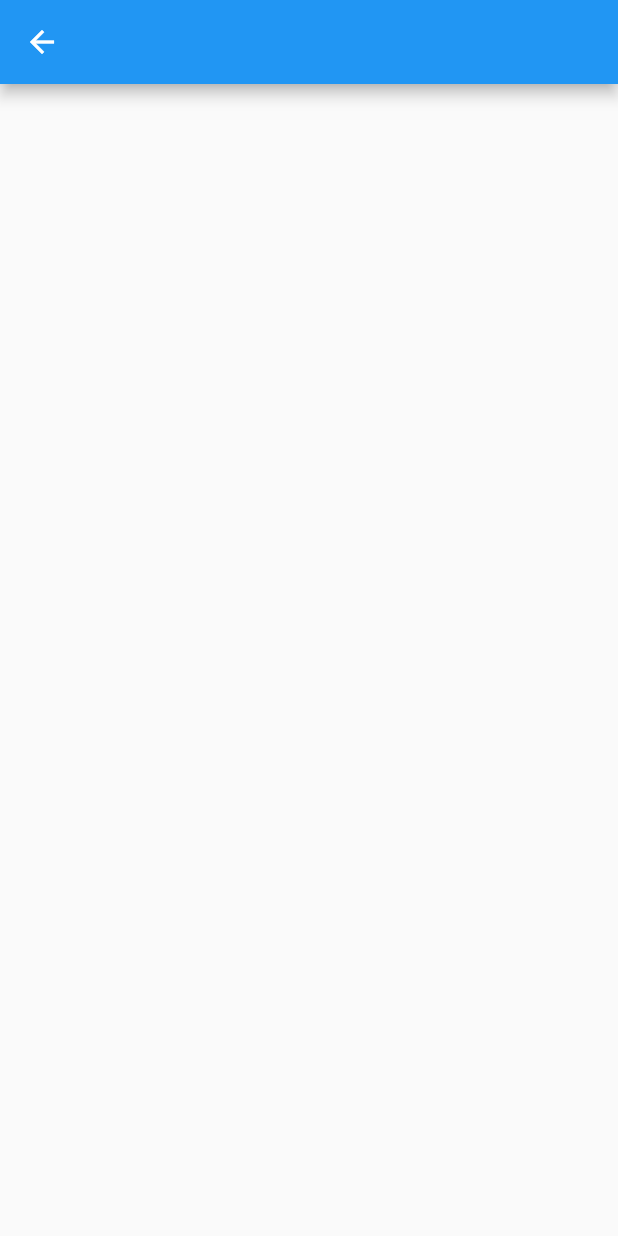
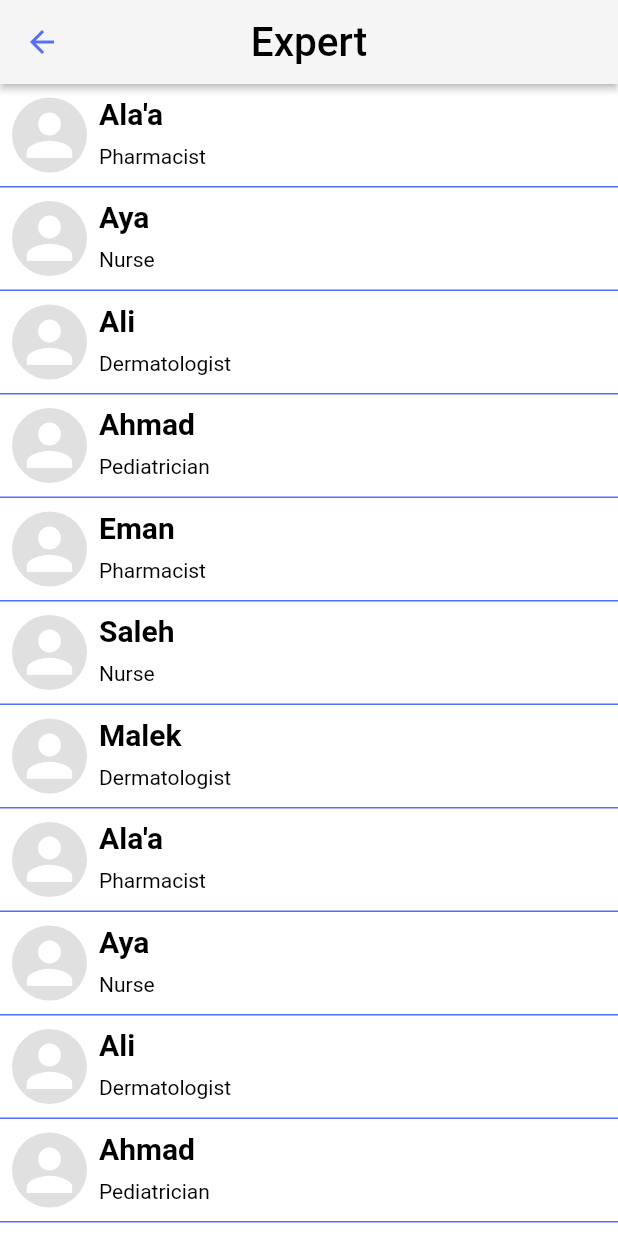
Before and after one commit to Ghofran122/hello_world, a Flutter app: the Expert screen opened directly, on a phone screen of 412 x 824 dp. Run offline on Flutter 3.47's test engine with Material 2 defaults, Android fonts, the phone set to English and light mode, and no system bars; our stand-ins replace dio, get.

Commit message:
Estishara App

```diff
--- /dev/null
+++ b/lib/config/server_config.dart
@@ -0,0 +1,5 @@
+class ServerConfig{
+  static const domainNameServer = 'http://127.0.0.1:8000';
+
+  static const SignupUser = '/api/user/register';
+}
--- /dev/null
+++ b/lib/models/expert/expert_model.dart
@@ -0,0 +1,6 @@
+class ExpertModel{
+  late String nameM;
+  final String experiancM;
+
+  ExpertModel({required this.nameM, required this.experiancM,});
+}
--- /dev/null
+++ b/lib/modules/estishara_app/consult_screen/consult_controller.dart
@@ -0,0 +1,5 @@
+import 'package:get/get.dart';
+
+class ConsultController extends GetxController{
+
+}
--- a/lib/modules/estishara_app/expert_screen/expert.dart
+++ b/lib/modules/estishara_app/expert_screen/expert.dart
@@ -1,14 +1,149 @@
 import 'package:flutter/material.dart';
+import 'package:get/get.dart';
+import 'package:hello_world/models/expert/expert_model.dart';
+import 'package:hello_world/modules/estishara_app/consult_screen/consult.dart';
+import 'package:hello_world/modules/estishara_app/expert_profile_screen/expert_profile.dart';
+import 'package:hello_world/modules/estishara_app/expert_screen/expert_controller.dart';
+import 'package:hello_world/shared/components/components.dart';
 
 class Expert extends StatelessWidget {
-  const Expert({Key? key}) : super(key: key);
+
+  List<ExpertModel> users = [
+    ExpertModel(
+      nameM: 'Ala\'a',
+      experiancM: 'Pharmacist',
+    ),
+    ExpertModel(
+      nameM: 'Aya',
+      experiancM: 'Nurse',
+    ),
+    ExpertModel(
+      nameM: 'Ali',
+      experiancM: 'Dermatologist',
+    ),
+    ExpertModel(
+      nameM: 'Ahmad',
+      experiancM: 'Pediatrician',
+    ),
+    ExpertModel(
+      nameM: 'Eman',
+      experiancM: 'Pharmacist',
+    ),
+    ExpertModel(
+      nameM: 'Saleh',
+      experiancM: 'Nurse',
+    ),
+    ExpertModel(
+      nameM: 'Malek',
+      experiancM: 'Dermatologist',
+    ),
+    ExpertModel(
+      nameM: 'Ala\'a',
+      experiancM: 'Pharmacist',
+    ),
+    ExpertModel(
+      nameM: 'Aya',
+      experiancM: 'Nurse',
+    ),
+    ExpertModel(
+      nameM: 'Ali',
+      experiancM: 'Dermatologist',
+    ),
+    ExpertModel(
+      nameM: 'Ahmad',
+      experiancM: 'Pediatrician',
+    ),
+    ExpertModel(
+      nameM: 'Eman',
+      experiancM: 'Pharmacist',
+    ),
+    ExpertModel(
+      nameM: 'Saleh',
+      experiancM: 'Nurse',
+    ),
+    ExpertModel(
+      nameM: 'Malek',
+      experiancM: 'Dermatologist',
+    ),
+    ExpertModel(
+      nameM: 'Ali',
+      experiancM: 'Dermatologist',
+    ),
+    ExpertModel(
+      nameM: 'Ahmad',
+      experiancM: 'Pediatrician',
+    ),
+  ];
+
+  //String profileImageUrl = 'https://upload.wikimedia.org/wikipedia/commons/thumb/2/2c/Default_pfp.svg/1200px-Default_pfp.svg.png';
+
+  String? expName ='Ahmed yosouf';
+
+  Icon profileImageUrl = Icon(
+    Icons.person,
+    size: 45.0,
+    color: Colors.white,
+  );
+
+  String? experianc ='3 years in pharmasite';
 
   @override
   Widget build(BuildContext context) {
     return Scaffold(
+      backgroundColor: Colors.white,
       appBar: AppBar(
-
+        centerTitle: true,
+        backgroundColor: Colors.grey[100],
+        elevation: 2.0,
+        shadowColor: Colors.black,
+        leading: IconButton(
+          color: Colors.grey[100],
+          icon: Icon(
+            Icons.arrow_back,
+            color: Colors.indigoAccent,
+          ),
+          onPressed: (){
+              Navigator.pop(
+                  context,
+                  MaterialPageRoute(
+                    builder: (context) => Consult(),
+                  ));
+            }),
+        title: Text(
+          'Expert',
+          style: TextStyle(
+            fontSize: 27.0,
+            //fontStyle: FontStyle.italic,
+            //letterSpacing: 1.0,
+            color: Colors.black,
+          ),
+        ),
       ),
+      body: TextButton(
+        style: ButtonStyle(
+          padding: MaterialStatePropertyAll(EdgeInsetsDirectional.zero),
+          overlayColor: MaterialStatePropertyAll(Colors.white),
+        ),
+        onPressed: (){
+          Navigator.push(
+            context,
+            MaterialPageRoute(
+              builder: (context) => ExpertProfile(),
+            ),
+          );
+        },
+        child: ListView.separated(
+          itemBuilder: (context, index) => expertItem(users[index]),
+          separatorBuilder: (context, index) => SizedBox(),
+          itemCount: users.length,
+        ),
+      )
     );
   }
+
+  Widget expertItem(ExpertModel users) => defaultExpertItem(
+    name: users.nameM,
+    experianc: users.experiancM,
+    profileImage: profileImageUrl,
+  );
 }
--- /dev/null
+++ b/lib/modules/estishara_app/expert_screen/expert_controller.dart
@@ -0,0 +1,5 @@
+import 'package:get/get.dart';
+
+class ExpertController extends GetxController{
+
+}
--- /dev/null
+++ b/lib/modules/estishara_app/signin_screen/signin_controller.dart
@@ -0,0 +1,5 @@
+import 'package:get/get.dart';
+
+class SignInController extends GetxController{
+
+}
--- a/pubspec.yaml
+++ b/pubspec.yaml
@@ -37,6 +37,8 @@ dependencies:
   # Use with the CupertinoIcons class for iOS style icons.
   cupertino_icons: ^1.0.2
   dio: ^4.0.6
+  http: ^0.13.5
+  get: ^4.6.5
 
 dev_dependencies:
   flutter_test:
```
Also changed, not shown: lib/getx_bindings/consult_binding.dart (added, +11 -0 lines), lib/getx_bindings/expert_binding.dart (added, +10 -0 lines), lib/getx_bindings/signin_binding.dart (added, +10 -0 lines), lib/getx_bindings/signup_binding.dart (added, +10 -0 lines), lib/modules/estishara_app/consult_screen/consult.dart (+75 -60 lines), lib/modules/estishara_app/profile_screen/user_profile_personal.dart (added, +15 -0 lines), lib/modules/estishara_app/signup_screen/signup_controller.dart (added, +23 -0 lines), lib/modules/estishara_app/signup_screen/signup_service.dart (added, +26 -0 lines), pubspec.lock.
